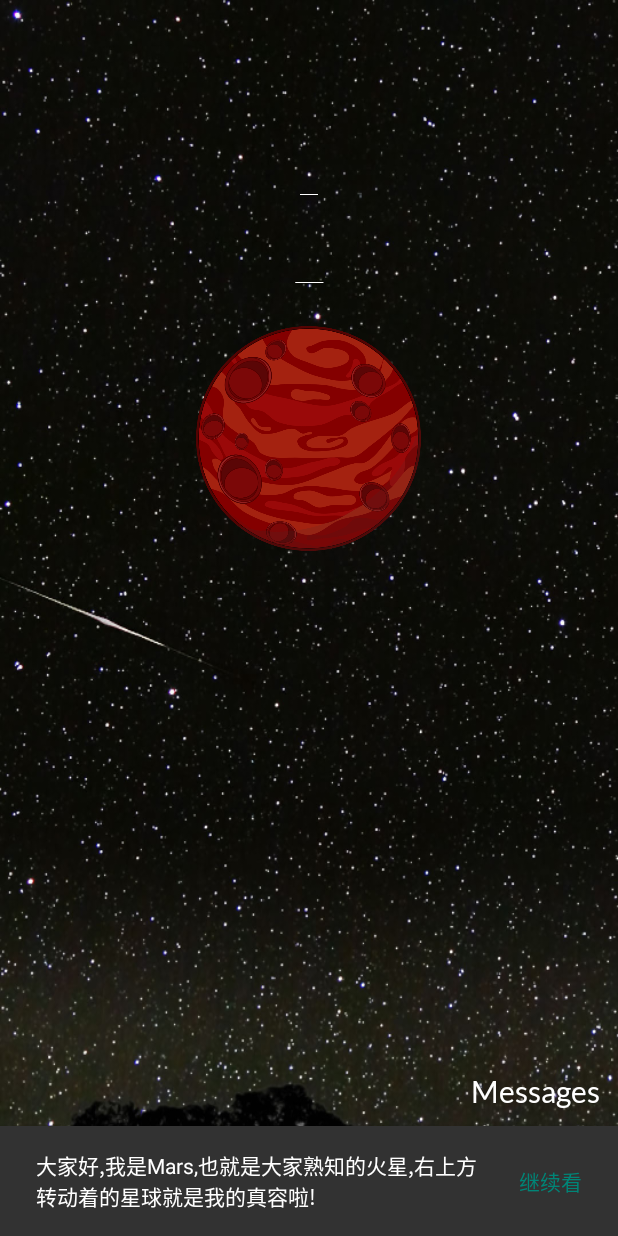
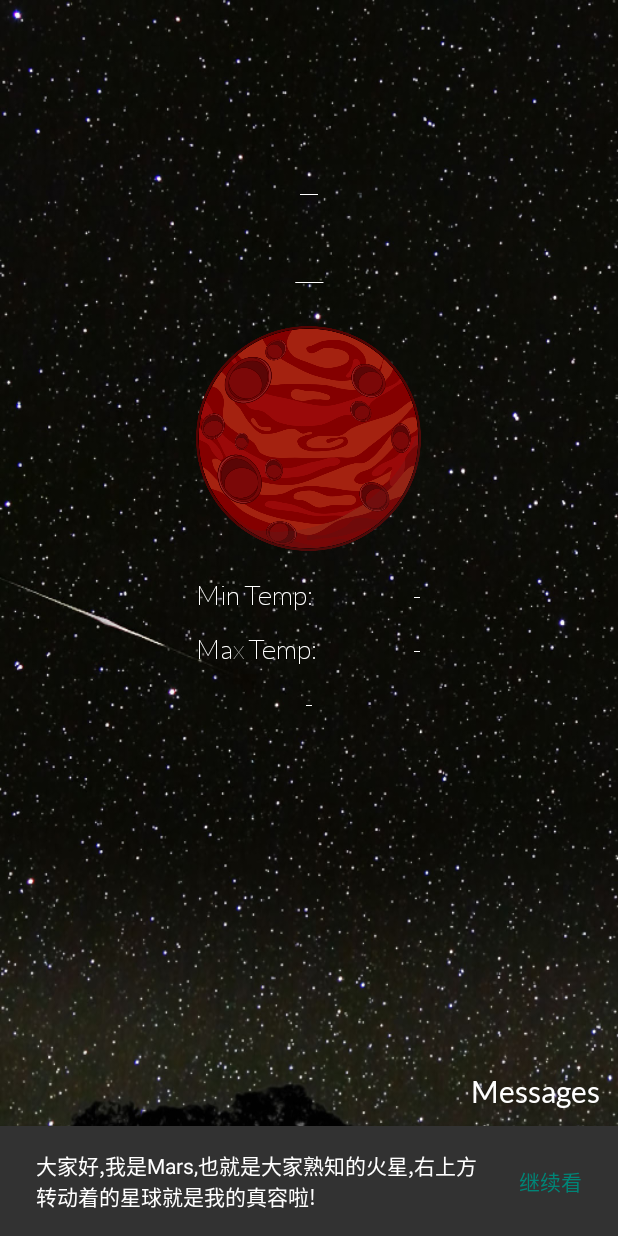
Before and after one commit to ChoingHyun/Android-PlanetWeather, an Android app: the screen it shows after launch (MainActivity), on a phone screen of 412 x 824 dp. Run offline under Robolectric (Android 15) with nearby library versions, the phone set to English and light mode, and no system bars; our stand-ins replace Volley; libraries missing offline, so code that uses them is left out: com.avos.avoscloud, net.frakbot.jumpingbeans; network calls fail; 3 statements that could not run were skipped.

Commit message:
Show more weather params in the MianActivity

```diff
--- a/app/src/main/java/cn/edu/zju/planetweather/activity/MainActivity.java
+++ b/app/src/main/java/cn/edu/zju/planetweather/activity/MainActivity.java
@@ -45,6 +45,11 @@ public class MainActivity extends BaseActivity implements View.OnClickListener {
     private TextView mAtmoOpacityTextView;
     private TextView mButton;
     private TextView mMarsCartoonView;
+    private TextView mMinTempView;
+    private TextView mMaxTempView;
+    private TextView mSeasonView;
+    private TextView mMinTempTipView;
+    private TextView mMaxTempTipView;
     private ImageView mImageView;
     private WeatherApplication helper;
     private JumpingBeans mJumpBeans;
@@ -147,6 +152,11 @@ public class MainActivity extends BaseActivity implements View.OnClickListener {
         Typeface regularTypeface = Typeface.createFromAsset(getAssets(), "fonts/Lato-Regular.ttf");
         mTemperatureTextView.setTypeface(typeface);
         mAtmoOpacityTextView.setTypeface(hairlineItalicTypeface);
+        mMaxTempView.setTypeface(typeface);
+        mMinTempView.setTypeface(typeface);
+        mMaxTempTipView.setTypeface(typeface);
+        mMinTempTipView.setTypeface(typeface);
+        mSeasonView.setTypeface(typeface);
         mButton.setTypeface(regularTypeface);
     }
 
@@ -154,6 +164,11 @@ public class MainActivity extends BaseActivity implements View.OnClickListener {
         mTemperatureTextView = (TextView) findViewById(R.id.tv_temperature);
         mAtmoOpacityTextView = (TextView) findViewById(R.id.tv_atmo_opacity);
         mButton = (TextView) findViewById(R.id.btn_message_list);
+        mMaxTempView = (TextView) findViewById(R.id.tv_max_temp);
+        mMinTempView = (TextView) findViewById(R.id.tv_min_temp);
+        mSeasonView = (TextView) findViewById(R.id.tv_season);
+        mMaxTempTipView = (TextView) findViewById(R.id.tv_max);
+        mMinTempTipView = (TextView) findViewById(R.id.tv_min);
         mImageView = (ImageView) findViewById(R.id.iv_center);
         mCoordinator = (CoordinatorLayout) findViewById(R.id.cl_main_content);
         mMarsCartoonView = (TextView) findViewById(R.id.tv_mars_cartoon);
@@ -167,6 +182,9 @@ public class MainActivity extends BaseActivity implements View.OnClickListener {
                     public void onResponse(Weather response) {
                         mTemperatureTextView.setText(response.getSol() + "°");
                         mAtmoOpacityTextView.setText(response.getAtmo_opacity());
+                        mMinTempView.setText(response.getMin_temp() + "°");
+                        mMaxTempView.setText(response.getMax_temp() + "°");
+                        mSeasonView.setText(response.getSeason());
                     }
                 }, new Response.ErrorListener() {
             @Override
--- a/app/src/main/res/layout/activity_main.xml
+++ b/app/src/main/res/layout/activity_main.xml
@@ -77,5 +77,65 @@
             android:background="@mipmap/ic_mars_cartoon"
             android:gravity="bottom|left"
             android:visibility="gone" />
+
+        <TextView
+            android:id="@+id/tv_min"
+            android:layout_width="wrap_content"
+            android:layout_height="wrap_content"
+            android:layout_alignLeft="@+id/iv_center"
+            android:layout_alignStart="@+id/iv_center"
+            android:layout_below="@+id/iv_center"
+            android:layout_marginTop="18dp"
+            android:text="Min Temp:  "
+            android:textColor="@android:color/white"
+            android:textSize="18sp" />
+
+
+        <TextView
+            android:id="@+id/tv_min_temp"
+            android:layout_width="wrap_content"
+            android:layout_height="wrap_content"
+            android:layout_alignEnd="@+id/iv_center"
+            android:layout_alignRight="@+id/iv_center"
+            android:layout_alignTop="@+id/tv_min"
+            android:layout_centerHorizontal="true"
+            android:text="-"
+            android:textColor="@android:color/white"
+            android:textSize="18sp" />
+
+        <TextView
+            android:id="@+id/tv_max"
+            android:layout_width="wrap_content"
+            android:layout_height="wrap_content"
+            android:layout_alignLeft="@+id/tv_min"
+            android:layout_alignStart="@+id/tv_min"
+            android:layout_below="@+id/tv_min"
+            android:layout_marginTop="14dp"
+            android:text="Max Temp:  "
+            android:textColor="@android:color/white"
+            android:textSize="18sp" />
+
+        <TextView
+            android:id="@+id/tv_max_temp"
+            android:layout_width="wrap_content"
+            android:layout_height="wrap_content"
+            android:layout_alignLeft="@+id/tv_min_temp"
+            android:layout_alignStart="@+id/tv_min_temp"
+            android:layout_alignTop="@+id/tv_max"
+
+            android:text="-"
+            android:textColor="@android:color/white"
+            android:textSize="18sp" />
+
+        <TextView
+            android:id="@+id/tv_season"
+            android:layout_width="wrap_content"
+            android:layout_height="wrap_content"
+            android:layout_below="@+id/tv_max"
+            android:layout_centerHorizontal="true"
+            android:layout_marginTop="14dp"
+            android:text="-"
+            android:textColor="@android:color/white"
+            android:textSize="18sp" />
     </RelativeLayout>
 </android.support.design.widget.CoordinatorLayout>
```
